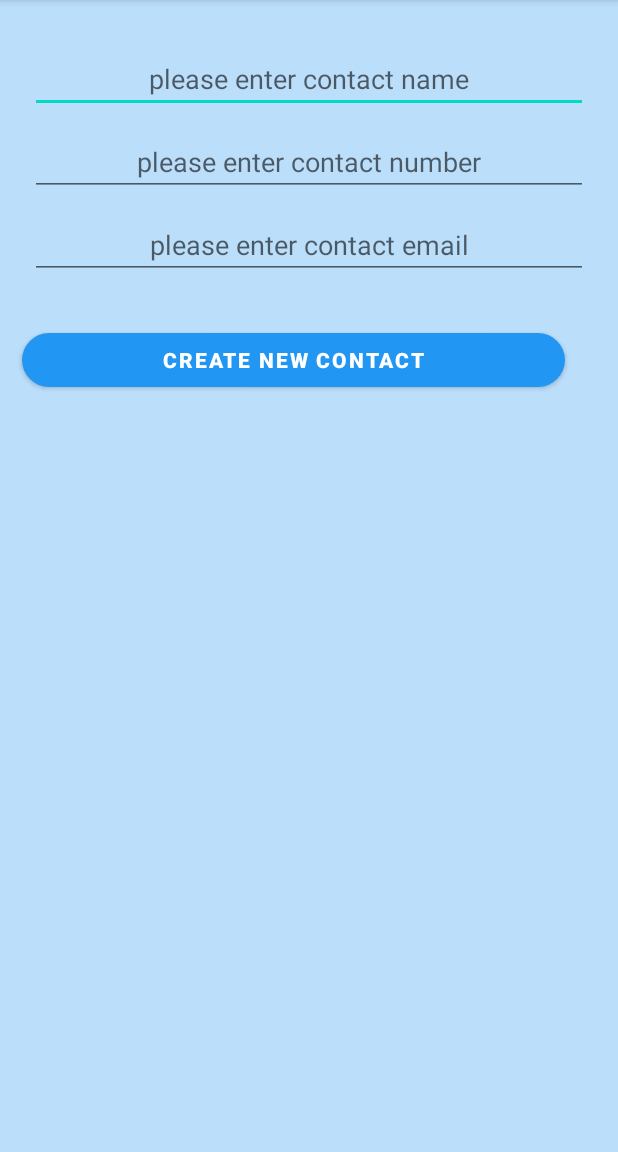
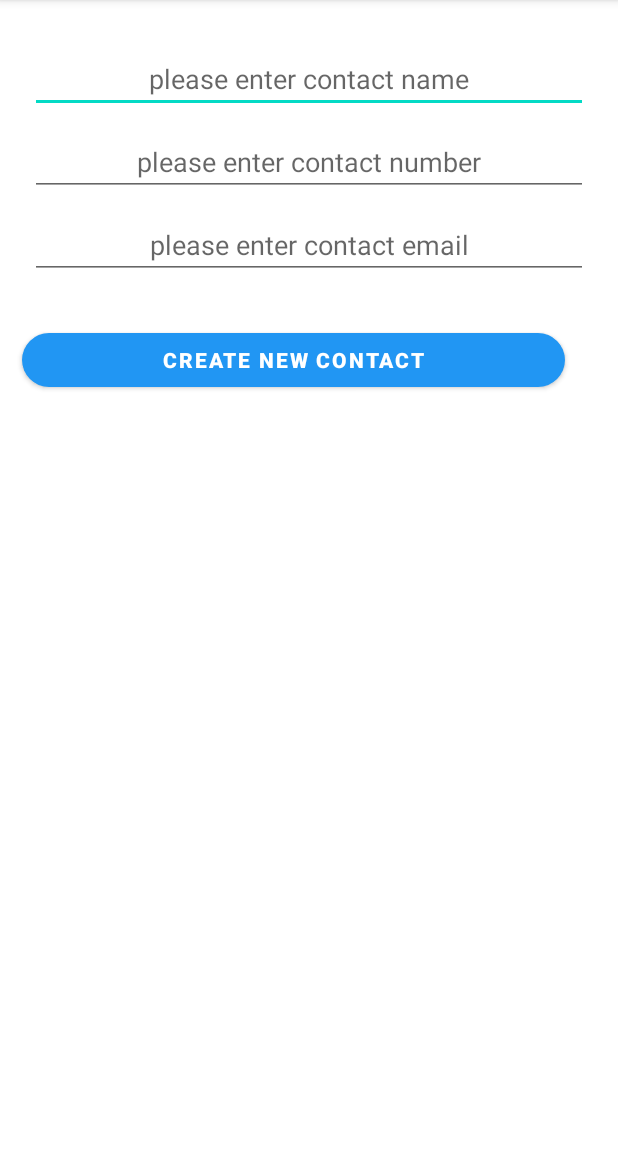
Before and after one commit to HasanM99/ContactsAPP, an Android app: the NewContact screen opened directly, with no data from a screen before it, on a phone screen of 412 x 824 dp, the part 84-1236 px from its top. Run offline under Robolectric (Android 15) with nearby library versions, the phone set to English and light mode, and no system bars; libraries missing offline, so code that uses them is left out: com.backendless, com.backendless.async, com.backendless.exceptions.

Commit message:
Changing background color

```diff
--- a/app/src/main/res/layout/activity_contact_info.xml
+++ b/app/src/main/res/layout/activity_contact_info.xml
@@ -5,7 +5,6 @@
     android:layout_width="match_parent"
     android:layout_height="match_parent"
     android:orientation="vertical"
-    android:background="#BBDEFB"
     tools:context=".MainActivity">
 
     <ProgressBar
--- a/app/src/main/res/layout/activity_contact_list.xml
+++ b/app/src/main/res/layout/activity_contact_list.xml
@@ -5,7 +5,6 @@
     android:layout_width="match_parent"
     android:layout_height="match_parent"
     android:orientation="vertical"
-    android:background="#BBDEFB"
     tools:context=".MainActivity">
 
     <ProgressBar
--- a/app/src/main/res/layout/activity_login.xml
+++ b/app/src/main/res/layout/activity_login.xml
@@ -5,7 +5,6 @@
     android:layout_width="match_parent"
     android:layout_height="match_parent"
     android:orientation="vertical"
-    android:background="#BBDEFB"
     tools:context=".Login">
 
     <ProgressBar
--- a/app/src/main/res/layout/activity_main.xml
+++ b/app/src/main/res/layout/activity_main.xml
@@ -5,7 +5,6 @@
     android:layout_width="match_parent"
     android:layout_height="match_parent"
     android:orientation="vertical"
-    android:background="#BBDEFB"
     tools:context=".MainActivity">
 
 
--- a/app/src/main/res/layout/activity_new_contact.xml
+++ b/app/src/main/res/layout/activity_new_contact.xml
@@ -5,7 +5,6 @@
     android:layout_width="match_parent"
     android:layout_height="match_parent"
     android:orientation="vertical"
-    android:background="#BBDEFB"
     tools:context=".MainActivity">
 
     <ProgressBar
--- a/app/src/main/res/layout/activity_register.xml
+++ b/app/src/main/res/layout/activity_register.xml
@@ -5,7 +5,6 @@
     android:layout_width="match_parent"
     android:layout_height="match_parent"
     android:orientation="vertical"
-    android:background="#BBDEFB"
     tools:context=".Register">
 
     <ProgressBar
```
